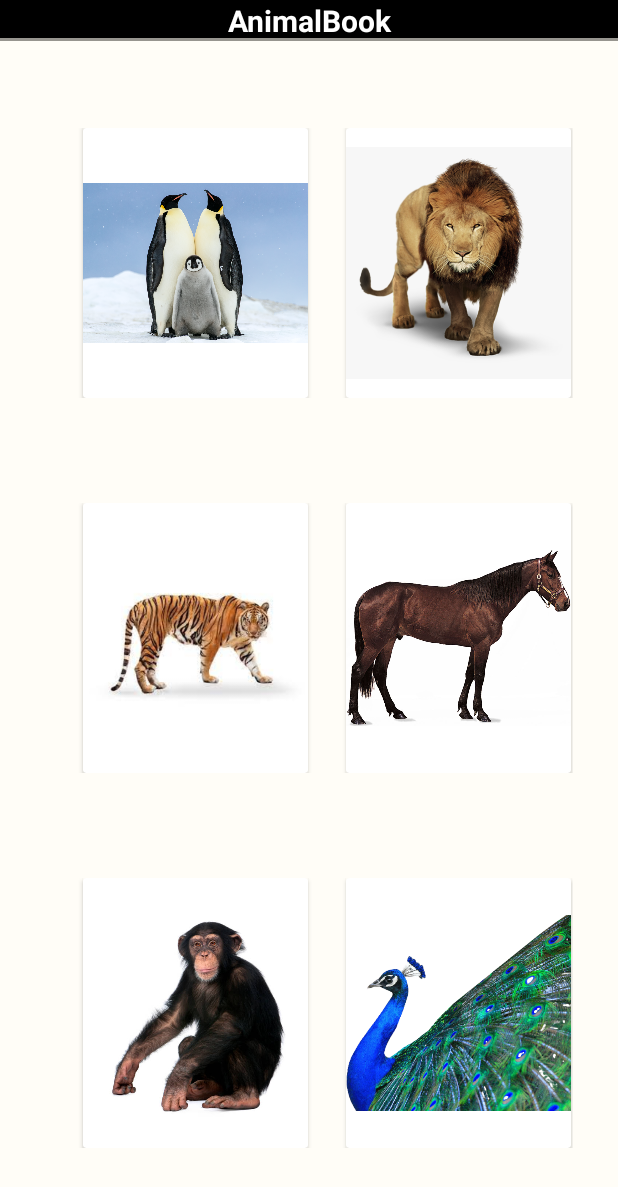
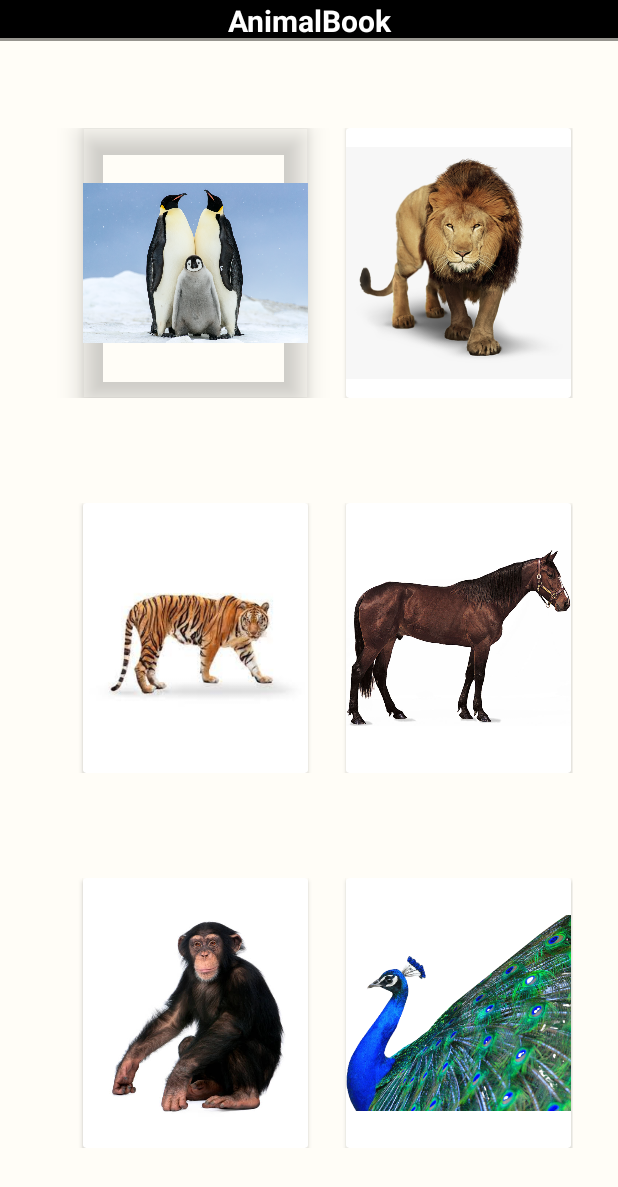
Before and after one commit to malik0011/AnimalSound, an Android app: the screen it shows after launch (HomeActivity), after a tap on an icon or button, on a phone screen of 412 x 824 dp. Shown: the top 1187 px of the screen. Run offline under Robolectric (Android 15) with nearby library versions, the phone set to English and light mode, and no system bars.

Commit message:
change the after touch effect

```diff
--- a/app/src/main/java/com/example/animalbook/HomeActivity.java
+++ b/app/src/main/java/com/example/animalbook/HomeActivity.java
@@ -1,6 +1,7 @@
 package com.example.animalbook;
 
 import androidx.appcompat.app.AppCompatActivity;
+import androidx.cardview.widget.CardView;
 
 import android.media.MediaPlayer;
 import android.os.Bundle;
@@ -11,6 +12,15 @@ import android.widget.Toast;
 
 public class HomeActivity extends AppCompatActivity {
     MediaPlayer player;
+    CardView pg;
+    CardView lionC;
+    CardView tigerC;
+    CardView hourseC;
+    CardView shimpangiC;
+    CardView peacockC;
+    CardView RavenC;
+    CardView CrowC;
+    CardView CriketC;
     //virtual animal and birds
     int i = 0;
     int j = 0;
@@ -29,6 +39,15 @@ public class HomeActivity extends AppCompatActivity {
     protected void onCreate(Bundle savedInstanceState) {
         super.onCreate(savedInstanceState);
         setContentView(R.layout.activity_home);
+        pg = (CardView) findViewById(R.id.pg);
+        lionC = (CardView) findViewById(R.id.LionC);
+        tigerC = (CardView) findViewById(R.id.TigerC);
+        hourseC = (CardView) findViewById(R.id.HourseC);
+        shimpangiC = (CardView) findViewById(R.id.shimpangiC);
+        peacockC = (CardView) findViewById(R.id.peacockC);
+        RavenC = (CardView) findViewById(R.id.ravenC);
+        CrowC = (CardView) findViewById(R.id.crowC);
+        CriketC = (CardView) findViewById(R.id.CriketC);
         getWindow().setFlags(WindowManager.LayoutParams.FLAG_FULLSCREEN, WindowManager.LayoutParams.FLAG_FULLSCREEN);
        // pgu = findViewById(R.id.penguin);
 
@@ -39,6 +58,10 @@ public class HomeActivity extends AppCompatActivity {
     //sound of penguin
     public void pngum(View view) {
         if (i == 0) {
+            pg.setCardElevation(15);
+            pg.setCardBackgroundColor(10000);
+            //just used this fuction to add padding
+            //pg.setPadding(10,10,10,10);
             if (player == null) {
                 player = MediaPlayer.create(this, R.raw.p); // resource of song
                 player.setOnCompletionListener(new MediaPlayer.OnCompletionListener() {
@@ -55,6 +78,8 @@ public class HomeActivity extends AppCompatActivity {
             i = 1;
         } else {
             if (player != null) {
+                pg.setCardElevation(4);
+                pg.setCardBackgroundColor(0);
                 i=0;
                 player.release();
                 player = null;
@@ -68,6 +93,8 @@ public class HomeActivity extends AppCompatActivity {
 
     public void lionSound(View view) {
         if (j == 0) {
+            lionC.setCardElevation(10);
+            lionC.setCardBackgroundColor(658989);
             if (player == null) {
                 player = MediaPlayer.create(this, R.raw.li);
                 player.setOnCompletionListener(new MediaPlayer.OnCompletionListener() {
@@ -83,6 +110,8 @@ public class HomeActivity extends AppCompatActivity {
             player.start();
             j = 1;
         } else {
+            lionC.setCardElevation(4);
+           // lionC.setCardBackgroundColor(0);
             if (player != null) {
                 player.release();
                 player = null;
@@ -94,6 +123,8 @@ public class HomeActivity extends AppCompatActivity {
 
     public void tiger(View view) {
         if (tiger == 0) {
+            tigerC.setCardElevation(15);
+            tigerC.setCardBackgroundColor(10000);
             if (player == null) {
                 player = MediaPlayer.create(this, R.raw.tiger); // resource of song
                 player.setOnCompletionListener(new MediaPlayer.OnCompletionListener() {
@@ -109,6 +140,8 @@ public class HomeActivity extends AppCompatActivity {
             player.start();
             tiger = 1;
         } else {
+            tigerC.setCardElevation(4);
+            tigerC.setCardBackgroundColor(0);
             if (player != null) {
                 tiger=0;
                 player.release();
@@ -126,6 +159,8 @@ public class HomeActivity extends AppCompatActivity {
      //chimp == chimpsnzee
     public void chimpanzee(View view) {
         if (chimp == 0) {
+            shimpangiC.setCardElevation(15);
+            shimpangiC.setCardBackgroundColor(10000);
             if (player == null) {
                 player = MediaPlayer.create(this, R.raw.chimpanse); // resource of song
                 player.setOnCompletionListener(new MediaPlayer.OnCompletionListener() {
@@ -141,6 +176,8 @@ public class HomeActivity extends AppCompatActivity {
             player.start();
             chimp = 1;
         } else {
+            shimpangiC.setCardElevation(4);
+            shimpangiC.setCardBackgroundColor(0);
             if (player != null) {
                 chimp=0;
                 player.release();
@@ -156,6 +193,8 @@ public class HomeActivity extends AppCompatActivity {
     //int peco = 0; // peco==peacock
     public void peacock(View view) {
         if (peco == 0) {
+            peacockC.setCardElevation(15);
+            peacockC.setCardBackgroundColor(10000);
             if (player == null) {
                 player = MediaPlayer.create(this, R.raw.peacock); // resource of song
                 player.setOnCompletionListener(new MediaPlayer.OnCompletionListener() {
@@ -171,6 +210,8 @@ public class HomeActivity extends AppCompatActivity {
             player.start();
             peco = 1;
         } else {
+            peacockC.setCardElevation(4);
+            peacockC.setCardBackgroundColor(0);
             if (player != null) {
                 peco=0;
                 player.release();
@@ -192,6 +233,8 @@ public class HomeActivity extends AppCompatActivity {
     public void crow(View view) {
         if (crow == 0) {
             if (player == null) {
+                CrowC.setCardElevation(15);
+                CrowC.setCardBackgroundColor(10000);
                 player = MediaPlayer.create(this, R.raw.crow); // resource of song
 //                player.setOnCompletionListener(new MediaPlayer.OnCompletionListener() {
 //                    @Override
@@ -208,6 +251,8 @@ public class HomeActivity extends AppCompatActivity {
             player.start();
             crow = 1;
         } else {
+            CrowC.setCardElevation(4);
+            CrowC.setCardBackgroundColor(0);
             if (player != null) {
                 crow=0;
                 player.release();
--- a/app/src/main/res/layout/activity_home.xml
+++ b/app/src/main/res/layout/activity_home.xml
@@ -41,6 +41,7 @@
                 android:layout_marginRight="20dp">
 
                 <androidx.cardview.widget.CardView
+                    android:id="@+id/pg"
                     android:layout_width="150dp"
                     android:layout_height="match_parent"
                     android:layout_marginLeft="25dp"
@@ -57,6 +58,7 @@
                 </androidx.cardview.widget.CardView>
 
                 <androidx.cardview.widget.CardView
+                    android:id="@+id/LionC"
                     android:layout_width="150dp"
                     android:layout_height="match_parent"
                     android:layout_marginLeft="25dp"
@@ -84,6 +86,7 @@
                 android:layout_marginRight="20dp">
 
                 <androidx.cardview.widget.CardView
+                    android:id="@+id/TigerC"
                     android:layout_width="150dp"
                     android:layout_height="match_parent"
                     android:layout_marginLeft="25dp"
@@ -99,6 +102,7 @@
                 </androidx.cardview.widget.CardView>
 
                 <androidx.cardview.widget.CardView
+                    android:id="@+id/HourseC"
                     android:layout_width="150dp"
                     android:layout_height="match_parent"
                     android:layout_marginLeft="25dp"
@@ -126,11 +130,13 @@
 
                 <androidx.cardview.widget.CardView
                     android:layout_width="150dp"
+                    android:id="@+id/shimpangiC"
                     android:layout_height="match_parent"
                     android:layout_marginLeft="25dp"
                     android:elevation="4dp">
 
                     <ImageView
+
                         android:id="@+id/chimpanzee"
                         android:layout_width="match_parent"
                         android:layout_height="match_parent"
@@ -141,6 +147,7 @@
 
                 <androidx.cardview.widget.CardView
                     android:layout_width="150dp"
+                    android:id="@+id/peacockC"
                     android:layout_height="match_parent"
                     android:layout_marginLeft="25dp"
                     android:elevation="4dp">
@@ -167,12 +174,14 @@
 
                 <androidx.cardview.widget.CardView
                     android:layout_width="150dp"
+                    android:id="@+id/ravenC"
                     android:layout_height="match_parent"
                     android:layout_marginLeft="25dp"
                     android:elevation="4dp">
 
                     <ImageView
                         android:id="@+id/raven"
+
                         android:layout_width="match_parent"
                         android:layout_height="match_parent"
                         android:onClick="raven"
@@ -182,6 +191,7 @@
 
                 <androidx.cardview.widget.CardView
                     android:layout_width="150dp"
+                    android:id="@+id/crowC"
                     android:layout_height="match_parent"
                     android:layout_marginLeft="25dp"
                     android:elevation="10dp">
@@ -296,6 +306,7 @@
 
                 <androidx.cardview.widget.CardView
                     android:layout_width="150dp"
+                    android:id="@+id/CriketC"
                     android:layout_height="match_parent"
                     android:layout_marginLeft="25dp"
                     android:elevation="4dp">
```
